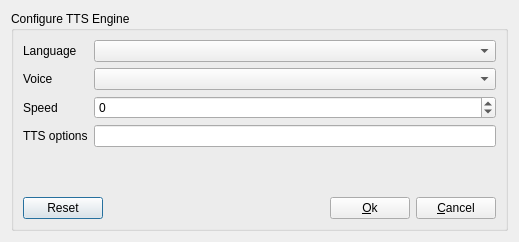
Old version of the form rbutil/rbutilqt/sapicfgfrm.ui in the repository Rockbox-Chinese-Community/Rockbox-RCC.
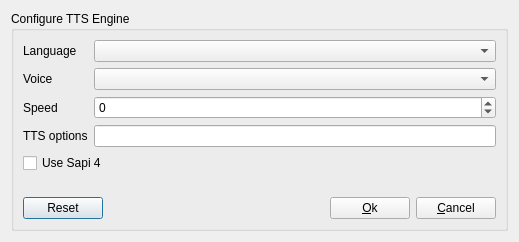
New version of the form. Icons and pictures are not drawn.

Commit message: rbutil: fix a Bug in the sapi settings. Allow sapi4 (not sure if it really works).

Patch:
```diff
--- a/rbutil/rbutilqt/sapicfgfrm.ui
+++ b/rbutil/rbutilqt/sapicfgfrm.ui
@@ -66,7 +66,7 @@
       <item row="3" column="1" >
        <widget class="QLineEdit" name="ttsoptions" />
       </item>
-      <item row="4" column="0" colspan="2" >
+      <item row="5" column="0" colspan="2" >
        <spacer>
         <property name="orientation" >
          <enum>Qt::Vertical</enum>
@@ -79,7 +79,7 @@
         </property>
        </spacer>
       </item>
-      <item row="5" column="0" colspan="2" >
+      <item row="6" column="0" colspan="2" >
        <layout class="QHBoxLayout" >
         <item>
          <widget class="QPushButton" name="reset" >
@@ -123,6 +123,13 @@
         </item>
        </layout>
       </item>
+      <item row="4" column="0" colspan="2" >
+       <widget class="QCheckBox" name="usesapi4" >
+        <property name="text" >
+         <string>Use Sapi 4</string>
+        </property>
+       </widget>
+      </item>
      </layout>
     </widget>
    </item>
```
The commit also changes 6 other files.
